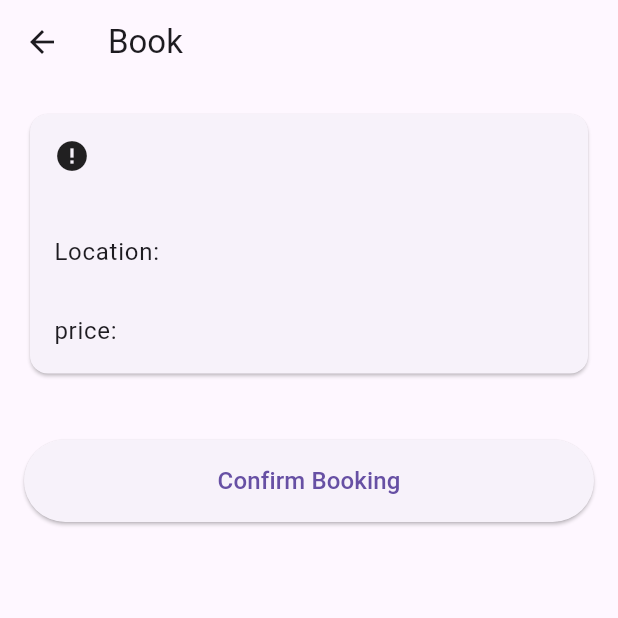
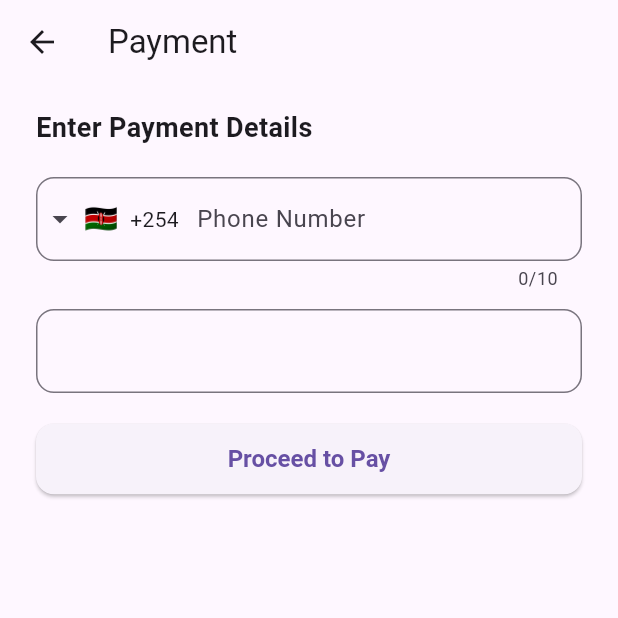
Before and after one commit to kelvinmulonzi/Travel-app, a Flutter app: the BookingScreen screen opened directly with empty values, after a tap on "Confirm Booking", on a phone screen of 412 x 824 dp, the top half of it. Run offline on Flutter 3.47's test engine with Material 3 defaults, Android fonts, the phone set to English and light mode, and no system bars; drawn by our look-alikes of intl_phone_field; our stand-ins replace cached_network_image, dio, flutter_svg, get, shared_preferences, shimmer; accounts and stored records are empty; network calls fail.

Commit message:
payment changes

```diff
--- a/lib/models/Payment.dart
+++ b/lib/models/Payment.dart
@@ -0,0 +1,21 @@
+// lib/models/PaymentRequest.dart
+
+class Payment {
+  final String phoneNumber;
+  final double amount;
+  final int bookingId;
+
+  Payment({
+    required this.phoneNumber,
+    required this.amount,
+    required this.bookingId,
+  });
+
+  Map<String, dynamic> toJson() {
+    return {
+      'phoneNumber': phoneNumber,
+      'amount': amount,
+      'bookingId': bookingId,
+    };
+  }
+}
--- a/lib/screens/BookingScreen.dart
+++ b/lib/screens/BookingScreen.dart
@@ -3,6 +3,7 @@ import 'package:get/get.dart';
 import '../models/Booking.dart';
 import '../utils/api_client.dart';
 import '../models/Destination.dart';
+import 'PaymentScreen.dart';
 
 
 
@@ -73,7 +74,10 @@ class BookingScreen extends GetView {
               const SizedBox(height: 24),
               ElevatedButton(
                 // onPressed: _isLoading ? null : _createBooking,
-                onPressed: () {} ,
+                onPressed: () {
+                  print("snapshot.destination>ll>>>>>>>>${destination}");
+                  Get.to(()=>PaymentScreen(),arguments: destination);
+                } ,
                 style: ElevatedButton.styleFrom(
                   padding: const EdgeInsets.symmetric(vertical: 16),
                   minimumSize: const Size(double.infinity, 50),
--- a/lib/screens/PaymentScreen.dart
+++ b/lib/screens/PaymentScreen.dart
@@ -0,0 +1,118 @@
+import 'package:flutter/material.dart';
+import 'package:get/get.dart';
+import 'package:intl_phone_field/intl_phone_field.dart';
+import 'package:wanderlust/utils/api_client.dart';
+import '../models/Payment.dart';
+
+class PaymentScreen extends StatefulWidget {
+
+  const PaymentScreen({super.key});
+
+  @override
+  State<PaymentScreen> createState() => _PaymentScreenState();
+}
+
+class _PaymentScreenState extends State<PaymentScreen> {
+  final TextEditingController _phoneController = TextEditingController();
+  final TextEditingController _amountController = TextEditingController();
+  final _formKey = GlobalKey<FormState>();
+  var destination = Get.arguments;
+  late String amount;
+
+  void _submitPayment() async {
+    if (!_formKey.currentState!.validate()) return;
+
+    String phoneNumber = _phoneController.text.trim();
+
+
+
+
+    // Assuming bookingId is retrieved dynamically
+    int bookingId = 123;
+
+    Payment payment = Payment(
+      phoneNumber: phoneNumber,
+      amount: double.parse(amount),
+      bookingId: bookingId,
+    );
+
+    final data = await ApiClient().makePayment(payment.toJson());
+    print("Processing Payment: $data");
+
+    ScaffoldMessenger.of(context).showSnackBar(
+      const SnackBar(content: Text('Payment Processing...')),
+    );
+  }
+
+  @override
+  Widget build(BuildContext context) {
+    print("snapshot.destination>ll>>>>>>>>${destination}");
+    amount = destination["price"];
+    return Scaffold(
+      appBar: AppBar(title: const Text('Payment')),
+      body: Padding(
+        padding: const EdgeInsets.symmetric(horizontal: 24.0, vertical: 16.0),
+        child: Form(
+          key: _formKey,
+          child: Column(
+            crossAxisAlignment: CrossAxisAlignment.start,
+            children: [
+              const Text(
+                "Enter Payment Details",
+                style: TextStyle(fontSize: 18, fontWeight: FontWeight.w600),
+              ),
+              const SizedBox(height: 20),
+
+              IntlPhoneField(
+                controller: _phoneController,
+                decoration: InputDecoration(
+                  labelText: 'Phone Number',
+                  border: OutlineInputBorder(borderRadius: BorderRadius.circular(12)),
+                ),
+                initialCountryCode: 'KE',
+                onChanged: (phone) {
+                  print(phone.completeNumber);
+
+                  return null;
+                },
+              ),
+
+              const SizedBox(height: 12),
+
+              TextFormField(
+                controller: _amountController,
+                decoration: InputDecoration(hintText:  amount.toString(),
+
+                  border: OutlineInputBorder(borderRadius: BorderRadius.circular(12)),
+                ),
+
+                keyboardType: TextInputType.number,
+                validator: (value) {
+                  if (value == null || double.tryParse(value) == null || double.parse(value) <= 0) {
+                    return 'Enter a valid amount';
+                  }
+                  return null;
+                },
+              ),
+
+              const SizedBox(height: 20),
+
+              SizedBox(
+                width: double.infinity,
+                child: ElevatedButton(
+                  onPressed: _submitPayment,
+                  style: ElevatedButton.styleFrom(
+                    padding: const EdgeInsets.symmetric(vertical: 14),
+                    shape: RoundedRectangleBorder(borderRadius: BorderRadius.circular(12)),
+                    textStyle: const TextStyle(fontSize: 16, fontWeight: FontWeight.bold),
+                  ),
+                  child: const Text('Proceed to Pay'),
+                ),
+              ),
+            ],
+          ),
+        ),
+      ),
+    );
+  }
+}
--- a/lib/utils/api_client.dart
+++ b/lib/utils/api_client.dart
@@ -5,10 +5,11 @@ import 'package:dio/dio.dart';
 import 'package:http/http.dart' as http;
 import 'package:shared_preferences/shared_preferences.dart';
 import '../models/Booking.dart';
+import '../models/Payment.dart';
 import '../models/UserAuth.dart';
 
 class ApiClient {
-  static const String baseUrl = 'http://192.168.254.71:8080';  // Replace with your actual API URL
+  static const String baseUrl = 'http://192.168.254.95:8080';  // Replace with your actual API URL
   static const String tokenKey = 'auth_token';
 
   final http.Client _client = http.Client();
@@ -21,6 +22,7 @@ class ApiClient {
   static const String destinationById = '/api/destinations/';
   static const String bookingEndpoint = '/api/bookings';
   static const String bookingById = '/api/bookings/';
+  static const String paymentEndpoint = '/api/payments/initiate';
 
   // Token management
   Future<void> saveToken(String token) async {
@@ -122,6 +124,27 @@ class ApiClient {
     }
   }
 
+  Future<Map<String, dynamic>> makePayment(Map<String, dynamic> paymentData) async {
+    try {
+      final response = await dio.post(
+        "$baseUrl$paymentEndpoint",
+        data: paymentData,
+        options: Options(headers: await _getHeaders()), // Include authorization headers if required
+      );
+
+      if (response.statusCode == 200 || response.statusCode == 201) {
+        print("Payment successful: ${response.data}");
+        return response.data;
+      } else {
+        throw Exception("Failed to process payment: ${response.statusCode} - ${response.statusMessage}");
+      }
+    } catch (e) {
+      print("Error from makePayment: $e");
+      rethrow;
+    }
+  }
+
+
   // Product methods
   Future<List<dynamic>> getProducts() async {
     try {
--- a/pubspec.yaml
+++ b/pubspec.yaml
@@ -48,6 +48,7 @@ dependencies:
   # Use with the CupertinoIcons class for iOS style icons.
   cupertino_icons: ^1.0.8
   shimmer: ^3.0.0
+  intl_phone_field: ^3.2.0
 
 dev_dependencies:
   flutter_test:
```
Also changed, not shown: lib/main.dart (+2 -12 lines), lib/models/PaymentResponse.dart (added, +31 -0 lines), lib/providers/BookingProvider.dart (+9 -0 lines), lib/services/PaymentService.dart (+39 -0 lines), pubspec.lock.
